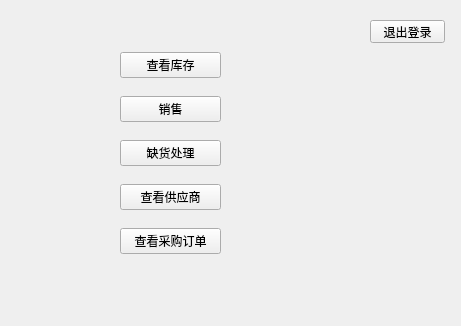
The window that FruitManager/login.ui (database-class-assistants/c-sFruitManager) describes before a commit, drawn with Qt 5.
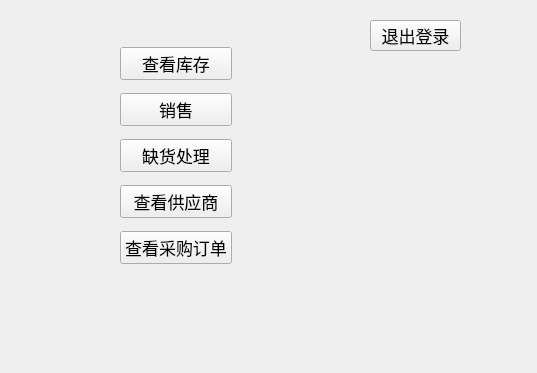
The same window after the commit.

```diff
--- a/FruitManager/login.ui
+++ b/FruitManager/login.ui
@@ -6,8 +6,8 @@
    <rect>
     <x>0</x>
     <y>0</y>
-    <width>461</width>
-    <height>326</height>
+    <width>537</width>
+    <height>373</height>
    </rect>
   </property>
   <property name="windowTitle">
@@ -16,12 +16,17 @@
   <widget class="QLabel" name="le_username">
    <property name="geometry">
     <rect>
-     <x>270</x>
-     <y>20</y>
+     <x>280</x>
+     <y>30</y>
      <width>71</width>
      <height>20</height>
     </rect>
    </property>
+   <property name="font">
+    <font>
+     <pointsize>13</pointsize>
+    </font>
+   </property>
    <property name="text">
     <string/>
    </property>
@@ -31,13 +36,18 @@
     <rect>
      <x>120</x>
      <y>40</y>
-     <width>101</width>
+     <width>112</width>
      <height>231</height>
     </rect>
    </property>
    <layout class="QGridLayout" name="gridLayout_2">
     <item row="2" column="0">
      <widget class="QPushButton" name="pushButton">
+      <property name="font">
+       <font>
+        <pointsize>13</pointsize>
+       </font>
+      </property>
       <property name="text">
        <string>销售</string>
       </property>
@@ -45,6 +55,11 @@
     </item>
     <item row="4" column="0">
      <widget class="QPushButton" name="btn_supplier">
+      <property name="font">
+       <font>
+        <pointsize>13</pointsize>
+       </font>
+      </property>
       <property name="text">
        <string>查看供应商</string>
       </property>
@@ -52,6 +67,11 @@
     </item>
     <item row="0" column="0">
      <widget class="QPushButton" name="btn_entrepot">
+      <property name="font">
+       <font>
+        <pointsize>13</pointsize>
+       </font>
+      </property>
       <property name="text">
        <string>查看库存</string>
       </property>
@@ -59,6 +79,11 @@
     </item>
     <item row="5" column="0">
      <widget class="QPushButton" name="pushButton_2">
+      <property name="font">
+       <font>
+        <pointsize>13</pointsize>
+       </font>
+      </property>
       <property name="text">
        <string>查看采购订单</string>
       </property>
@@ -66,6 +91,11 @@
     </item>
     <item row="3" column="0">
      <widget class="QPushButton" name="btn_need">
+      <property name="font">
+       <font>
+        <pointsize>13</pointsize>
+       </font>
+      </property>
       <property name="text">
        <string>缺货处理</string>
       </property>
@@ -78,10 +108,15 @@
     <rect>
      <x>370</x>
      <y>20</y>
-     <width>75</width>
-     <height>23</height>
+     <width>91</width>
+     <height>31</height>
     </rect>
    </property>
+   <property name="font">
+    <font>
+     <pointsize>13</pointsize>
+    </font>
+   </property>
    <property name="text">
     <string>退出登录</string>
    </property>
```
